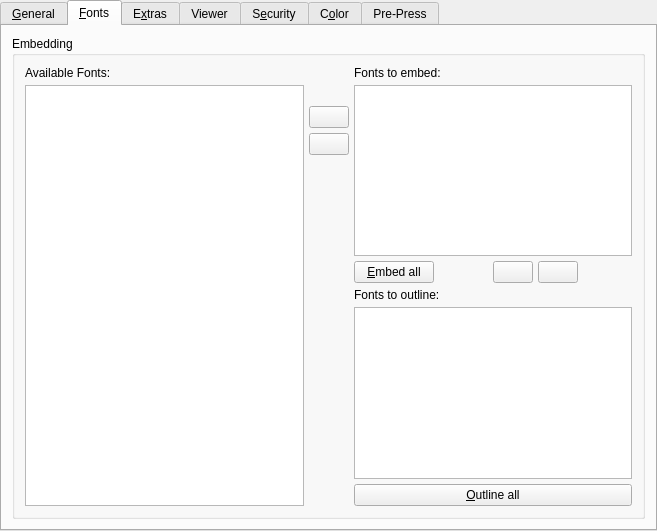
Old version of the form scribus/ui/tabpdfoptions.ui in the repository scribusproject/scribus.
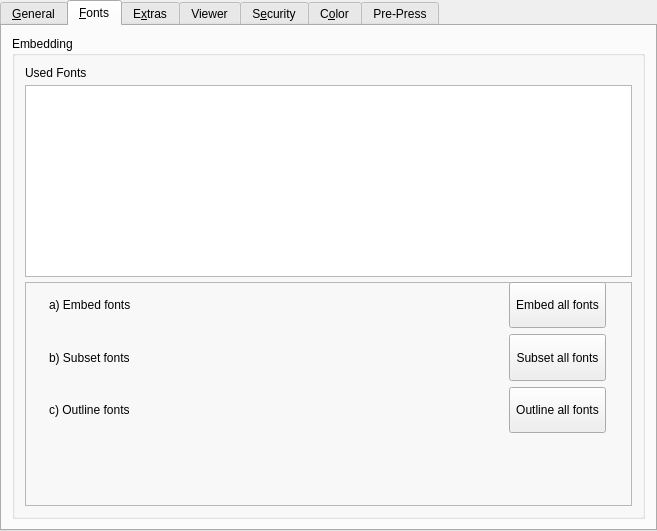
New version of the form. The open tabs and pages were chosen to show the change. Custom widgets are drawn as their Qt base class.

Commit message: PDF refactoring (use QByteArray everywhere) and new font subsetting

Diff of the .ui file:
```diff
--- a/scribus/ui/tabpdfoptions.ui
+++ b/scribus/ui/tabpdfoptions.ui
@@ -444,156 +444,170 @@
         <number>10</number>
        </property>
        <item>
-        <layout class="QVBoxLayout" name="verticalLayout_4">
-         <property name="spacing">
-          <number>5</number>
-         </property>
+           <layout class="QVBoxLayout" name="verticalLayout_11">
          <item>
           <widget class="QLabel" name="label_7">
            <property name="text">
-            <string>Available Fonts:</string>
+                           <string>Used Fonts</string>
            </property>
           </widget>
          </item>
          <item>
-          <widget class="QListWidget" name="AvailFlist"/>
-         </item>
-        </layout>
-       </item>
+                   <widget class="QTableView" name="FontTable">
+                       <property name="sizePolicy">
+                           <sizepolicy hsizetype="Expanding" vsizetype="Expanding">
+                               <horstretch>0</horstretch>
+                               <verstretch>0</verstretch>
+                           </sizepolicy>
+                       </property>
+                   </widget>
+               </item>
        <item>
-        <layout class="QVBoxLayout" name="verticalLayout_5">
-         <property name="spacing">
-          <number>5</number>
-         </property>
-         <item>
-          <spacer name="verticalSpacer">
-           <property name="orientation">
-            <enum>Qt::Vertical</enum>
-           </property>
-           <property name="sizeType">
-            <enum>QSizePolicy::Minimum</enum>
-           </property>
-           <property name="sizeHint" stdset="0">
-            <size>
-             <width>20</width>
-             <height>40</height>
-            </size>
-           </property>
-          </spacer>
-         </item>
-         <item>
-          <widget class="QPushButton" name="ToEmbed">
-           <property name="text">
-            <string/>
-           </property>
-          </widget>
-         </item>
-         <item>
-          <widget class="QPushButton" name="FromEmbed">
-           <property name="text">
-            <string/>
-           </property>
-          </widget>
-         </item>
-         <item>
-          <spacer name="verticalSpacer_2">
-           <property name="orientation">
-            <enum>Qt::Vertical</enum>
-           </property>
-           <property name="sizeType">
-            <enum>QSizePolicy::Expanding</enum>
-           </property>
-           <property name="sizeHint" stdset="0">
-            <size>
-             <width>20</width>
-             <height>40</height>
-            </size>
-           </property>
-          </spacer>
-         </item>
-        </layout>
-       </item>
-       <item>
-        <layout class="QVBoxLayout" name="verticalLayout_6">
-         <property name="spacing">
-          <number>5</number>
-         </property>
-         <item>
-          <widget class="QLabel" name="label_8">
+                   <widget class="QFrame" name="frame">
+                       <property name="sizePolicy">
+                           <sizepolicy hsizetype="Preferred" vsizetype="Preferred">
+                               <horstretch>0</horstretch>
+                               <verstretch>1</verstretch>
+                           </sizepolicy>
+                       </property>
+                       <property name="frameShape">
+                           <enum>QFrame::StyledPanel</enum>
+                       </property>
+                       <property name="frameShadow">
+                           <enum>QFrame::Raised</enum>
+                       </property>
+                       <widget class="QWidget" name="gridLayoutWidget">
+                           <property name="geometry">
+                               <rect>
+                                   <x>0</x>
+                                   <y>0</y>
+                                   <width>581</width>
+                                   <height>151</height>
+                               </rect>
+                           </property>
+                           <layout class="QGridLayout" name="gridLayout_2" columnstretch="1,0">
+                               <property name="sizeConstraint">
+                                   <enum>QLayout::SetDefaultConstraint</enum>
+                               </property>
+                               <property name="topMargin">
+                                   <number>0</number>
+                               </property>
+                               <property name="horizontalSpacing">
+                                   <number>0</number>
+                               </property>
+                               <property name="verticalSpacing">
+                                   <number>-1</number>
+                               </property>
+                               <item row="0" column="0">
+                                   <widget class="QLabel" name="label_45">
+                                       <property name="sizePolicy">
+                                           <sizepolicy hsizetype="Preferred" vsizetype="Minimum">
+                                               <horstretch>0</horstretch>
+                                               <verstretch>0</verstretch>
+                                           </sizepolicy>
+                                       </property>
+                                       <property name="locale">
+                                           <locale language="C" country="AnyCountry"/>
+                                       </property>
            <property name="text">
-            <string>Fonts to embed:</string>
-           </property>
-          </widget>
-         </item>
-         <item>
-          <widget class="QListWidget" name="EmbedList"/>
-         </item>
-         <item>
-          <layout class="QHBoxLayout" name="horizontalLayout_6">
-           <item>
-            <widget class="QPushButton" name="EmbedFonts">
+                                           <string>a) Embed fonts</string>
+                                       </property>
+                                       <property name="alignment">
+                                           <set>Qt::AlignLeading|Qt::AlignLeft|Qt::AlignVCenter</set>
+                                       </property>
+                                       <property name="indent">
+                                           <number>24</number>
+                                       </property>
+                                   </widget>
+                               </item>
+                               <item row="2" column="0">
+                                   <widget class="QLabel" name="label_46">
+                                       <property name="sizePolicy">
+                                           <sizepolicy hsizetype="Preferred" vsizetype="Minimum">
+                                               <horstretch>0</horstretch>
+                                               <verstretch>0</verstretch>
+                                           </sizepolicy>
+                                       </property>
+                                       <property name="locale">
+                                           <locale language="C" country="AnyCountry"/>
+                                       </property>
              <property name="text">
-              <string>&amp;Embed all</string>
-             </property>
-            </widget>
-           </item>
-           <item>
-            <spacer name="horizontalSpacer">
-             <property name="orientation">
-              <enum>Qt::Horizontal</enum>
-             </property>
-             <property name="sizeHint" stdset="0">
-              <size>
-               <width>40</width>
-               <height>20</height>
-              </size>
-             </property>
-            </spacer>
-           </item>
-           <item>
-            <widget class="QPushButton" name="ToOutline">
+                                           <string>c) Outline fonts</string>
+                                       </property>
+                                       <property name="indent">
+                                           <number>24</number>
+                                       </property>
+                                   </widget>
+                               </item>
+                               <item row="1" column="1">
+                                   <widget class="QToolButton" name="SubsetAllFontsButton">
+                                       <property name="sizePolicy">
+                                           <sizepolicy hsizetype="Minimum" vsizetype="Minimum">
+                                               <horstretch>0</horstretch>
+                                               <verstretch>0</verstretch>
+                                           </sizepolicy>
+                                       </property>
+                                       <property name="locale">
+                                           <locale language="C" country="AnyCountry"/>
+                                       </property>
              <property name="text">
-              <string/>
+                                           <string>Subset all fonts</string>
              </property>
             </widget>
            </item>
-           <item>
-            <widget class="QPushButton" name="FromOutline">
+                               <item row="1" column="0">
+                                   <widget class="QLabel" name="label_44">
+                                       <property name="sizePolicy">
+                                           <sizepolicy hsizetype="Preferred" vsizetype="Minimum">
+                                               <horstretch>0</horstretch>
+                                               <verstretch>0</verstretch>
+                                           </sizepolicy>
+                                       </property>
+                                       <property name="locale">
+                                           <locale language="C" country="AnyCountry"/>
+                                       </property>
              <property name="text">
-              <string/>
-             </property>
-            </widget>
-           </item>
-           <item>
-            <spacer name="horizontalSpacer_2">
-             <property name="orientation">
-              <enum>Qt::Horizontal</enum>
-             </property>
-             <property name="sizeHint" stdset="0">
-              <size>
-               <width>40</width>
-               <height>20</height>
-              </size>
-             </property>
-            </spacer>
-           </item>
-          </layout>
-         </item>
-         <item>
-          <widget class="QLabel" name="label_9">
+                                           <string>b) Subset fonts</string>
+                                       </property>
+                                       <property name="indent">
+                                           <number>24</number>
+                                       </property>
+                                   </widget>
+                               </item>
+                               <item row="2" column="1">
+                                   <widget class="QToolButton" name="OutlineAllFontsButton">
+                                       <property name="sizePolicy">
+                                           <sizepolicy hsizetype="Minimum" vsizetype="Minimum">
+                                               <horstretch>0</horstretch>
+                                               <verstretch>0</verstretch>
+                                           </sizepolicy>
+                                       </property>
            <property name="text">
-            <string>Fonts to outline:</string>
+                                           <string>Outline all fonts</string>
            </property>
           </widget>
          </item>
-         <item>
-          <widget class="QListWidget" name="OutlineList"/>
-         </item>
-         <item>
-          <widget class="QPushButton" name="OutlineFonts">
+                               <item row="0" column="1">
+                                   <widget class="QToolButton" name="EmbedAllFontsButton">
+                                       <property name="sizePolicy">
+                                           <sizepolicy hsizetype="Minimum" vsizetype="Minimum">
+                                               <horstretch>0</horstretch>
+                                               <verstretch>0</verstretch>
+                                           </sizepolicy>
+                                       </property>
+                                       <property name="locale">
+                                           <locale language="C" country="AnyCountry"/>
+                                       </property>
            <property name="text">
-            <string>&amp;Outline all</string>
-           </property>
+                                           <string>Embed all fonts</string>
+                                       </property>
+                                       <property name="autoExclusive">
+                                           <bool>false</bool>
+                                       </property>
+                                   </widget>
+                               </item>
+                           </layout>
+                       </widget>
           </widget>
          </item>
         </layout>
```
Left out of the diff: 2 changed lines with no effect on the pictures. Lines whose indentation alone changed are shown as unchanged. The commit also changes 41 other files.
